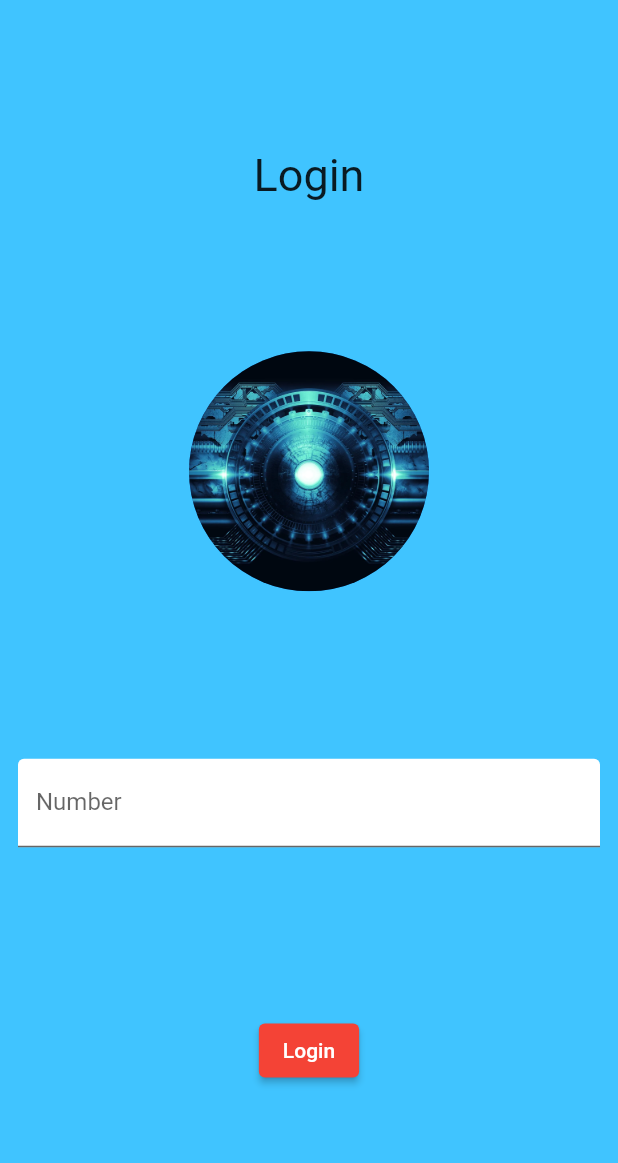
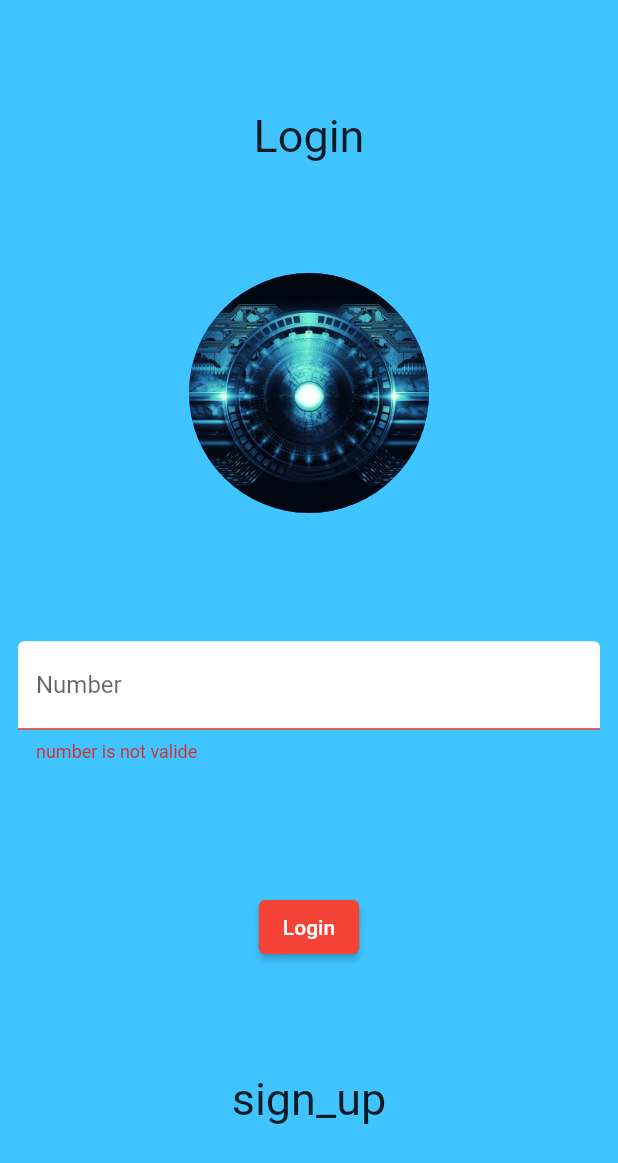
Before and after one commit to jigar8589/flutter__login__page, a Flutter app: the screen it shows after launch, after a tap on "Login", on a phone screen of 412 x 824 dp. Shown: the top 1163 px of the screen. Run offline on Flutter 3.47's test engine with Material 2 defaults, Android fonts, the phone set to English and light mode, and no system bars.

Commit message:
one validate done and navigate done

```diff
--- a/lib/main.dart
+++ b/lib/main.dart
@@ -1,20 +1,41 @@
 import 'package:flutter/material.dart';
 import 'package:flutter/services.dart';
+import 'signup.dart';
 
 void main() {
-  runApp(const MyApp());
+  runApp(Main());
+
+
 }
 
-class MyApp extends StatelessWidget {
-  const MyApp({Key? key}) : super(key: key);
+class Main extends StatelessWidget {
+  const Main({Key? key}) : super(key: key);
 
   @override
   Widget build(BuildContext context) {
     return MaterialApp(
-    home: Scaffold(
+      home: MyApp(),
+    );
+  }
+}
+
+
+
+class MyApp extends StatelessWidget {
+   MyApp({Key? key}) : super(key: key);
+
+  final _formkey =GlobalKey<FormState>();
+
+  @override
+  Widget build(BuildContext context) {
+    return  Scaffold(
       backgroundColor: Colors.lightBlueAccent,
       body: SafeArea(
             child: Center(
+
+
+            child:Form(
+              key: _formkey,
               child: Column(
               mainAxisAlignment: MainAxisAlignment.spaceEvenly,
                 children: [
@@ -28,7 +49,17 @@ class MyApp extends StatelessWidget {
 ),
                   Padding
                     (padding :const EdgeInsets.all(12.0),
-                   child: TextField(
+                     child: TextFormField(
+                       validator: (value){
+                         if(value!.length !=10){
+                           return 'number is not valide';
+    }else
+      {
+        return null;
+      }
+                         print(value);
+                         print('into validator');
+                       },
 
                     decoration: InputDecoration(
                         labelText:'Number',
@@ -41,15 +72,37 @@ class MyApp extends StatelessWidget {
       ),
                   ElevatedButton(
                     style: ElevatedButton.styleFrom(primary: Colors.red),
-                    onPressed: ()=>{},
-                    child: Text('Login')
+                      onPressed: ()=>{
+                      if(_formkey.currentState!.validate()){
+                      print('hurreee')
+    }else
+      {
+        print('not validate')
+      }
 
+
+    },
+                      child: Text('Login')),
+                   InkWell(
+                     onTap: (){
+                        Navigator.push(
+                          context,
+                          MaterialPageRoute(builder: (context) => SignUp(),
+                        ));
+                       },
+                    child: Text('sign_up',
+                    style: TextStyle(fontSize: 30),
                     ),
+                  ),
+
                 ],
               ),
             ),
 ),
 ),
+
+
     );
+
   }
 }
--- /dev/null
+++ b/lib/signup.dart
@@ -0,0 +1,14 @@
+import 'package:flutter/material.dart';
+
+class SignUp extends StatelessWidget {
+  const SignUp({Key? key}) : super(key: key);
+
+  @override
+  Widget build(BuildContext context) {
+    return const MaterialApp(
+        home: Scaffold(
+    body: Text('sign up page'),
+    ),
+    );
+  }
+}
```
Lines whose indentation alone changed are shown as unchanged.
